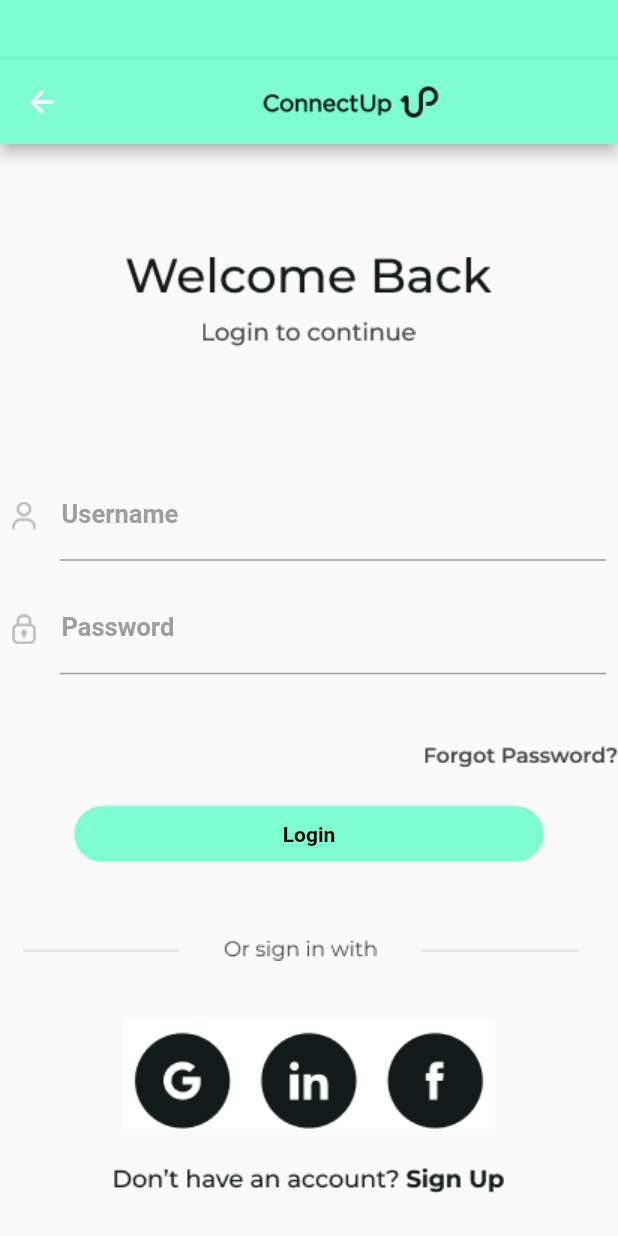
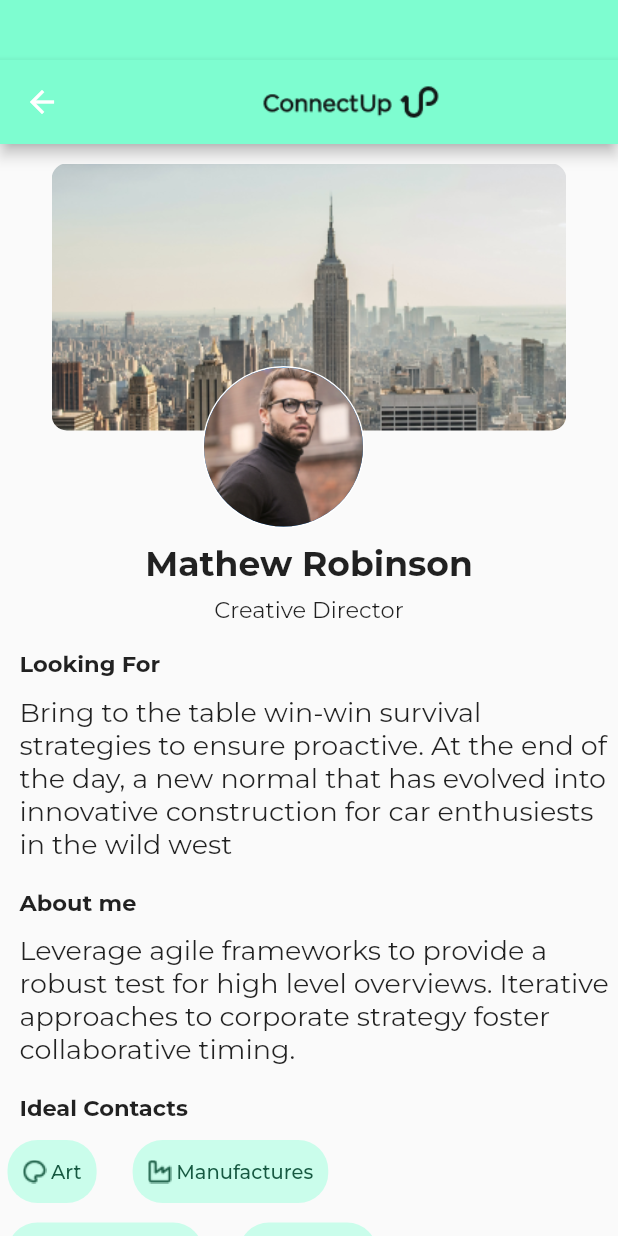
Before and after one commit to V4TSAL/flutterPractise, a Flutter app: the LoginPage screen opened directly, after a tap on "Login", on a phone screen of 412 x 824 dp. Run offline on Flutter 3.47's test engine with Material 2 defaults, Android fonts, the phone set to English and light mode, and no system bars; our stand-ins replace google_fonts.

Commit message:
home screen

```diff
--- a/lib/Widgets/button.dart
+++ b/lib/Widgets/button.dart
@@ -2,16 +2,16 @@ import 'package:first_task_s/welcome_back_page.dart';
 import 'package:flutter/material.dart';
 
 Widget ButtonCustom(BuildContext context,
-    double w, int a, int b, int c, double d, String t, bool ind, Function onclick) {
+    double wide, int rgb_a, int rgb_b, int rgb_c, double rgb_d, String button_text, bool ind, Function onclick) {
   return SizedBox(
-    width: w,
+    width: wide,
     height: 39,
     child: TextButton(
       onPressed: () {
         onclick();
       },
       child: Text(
-        "${t}",
+        "${button_text}",
         style: TextStyle(fontWeight: FontWeight.bold, color: Colors.black),
       ),
       style: ElevatedButton.styleFrom(
@@ -21,7 +21,7 @@ Widget ButtonCustom(BuildContext context,
                 ? BorderSide(color: Colors.black)
                 : BorderSide(color: Colors.white),
           ),
-          backgroundColor: Color.fromRGBO(a, b, c, d)),
+          backgroundColor: Color.fromRGBO(rgb_a, rgb_b, rgb_c, rgb_d)),
     ),
   );
 }
--- /dev/null
+++ b/lib/Widgets/custom_text.dart
@@ -0,0 +1,25 @@
+import 'package:flutter/material.dart';
+import 'package:google_fonts/google_fonts.dart';
+
+Widget CustomSmallText(String t) {
+  return (Container(
+    child: Padding(
+      padding: const EdgeInsets.only(left: 13, top: 13),
+      child: Align(
+          alignment: Alignment.bottomLeft,
+          child: Text(t,
+              style: GoogleFonts.montserrat(
+                  textStyle: const TextStyle(
+                      fontSize: 15, fontWeight: FontWeight.bold)))),
+    ),));
+}
+
+Widget CustomLargeText(String t) {
+  return (Container(
+    child: Padding(
+      padding: const EdgeInsets.only(left: 13.0, top: 13, bottom: 5),
+      child: Text(
+          t, style: GoogleFonts.montserrat(
+          textStyle: const TextStyle(fontSize: 18))),
+    ),));
+  }
--- /dev/null
+++ b/lib/Widgets/profilepic.dart
@@ -0,0 +1,25 @@
+import 'package:first_task_s/welcome_back_page.dart';
+import 'package:flutter/material.dart';
+
+Widget ProfilePicture() {
+  return (Stack(
+    children: [
+      Align(
+          alignment: Alignment.center,
+          child: ClipRRect(
+              borderRadius: BorderRadius.circular(10.0),
+              child: Image.asset("assets/images/buildings.png"))),
+      const Padding(
+        padding: EdgeInsets.only(top:135.0,left: 135.0,bottom: 10),
+        child: CircleAvatar(
+          radius: 54,
+          backgroundColor: Colors.white,
+          child: CircleAvatar(
+            radius: 53,
+            backgroundImage: AssetImage('assets/images/person.png'),
+          ),
+        ),
+      )
+    ],
+  ));
+}
--- a/lib/Widgets/radiobuttons.dart
+++ /dev/null
@@ -1,16 +0,0 @@
-import 'package:first_task_s/welcome_back_page.dart';
-import 'package:flutter/material.dart';
-
-Widget CustomRadioButtons(String t) {
-  return (Container(
-    child: RadioListTile(
-    title: Text("Male"),
-    value: "male",
-    groupValue: gender,
-    onChanged: (value) {
-      setState(() {
-        gender = value.toString();
-      });
-    },
-  ),);
-  }
--- /dev/null
+++ b/lib/Widgets/rectangle_text.dart
@@ -0,0 +1,29 @@
+import 'package:flutter/material.dart';
+import 'package:google_fonts/google_fonts.dart';
+
+Widget TextInRectangle(String t, String img) {
+  return Padding(
+    padding: const EdgeInsets.only(top:13.0, left: 5,right: 19),
+    child: (Container(
+        height: 42,
+        constraints: const BoxConstraints(
+          maxHeight: 100,
+        ),
+        child: Padding(
+          padding: const EdgeInsets.all(10.0),
+          child: Row(
+            children: [Image.asset("assets/icons/${img}"),
+              SizedBox(width: 3,),
+              Text(t,
+                  style: GoogleFonts.montserrat(
+                      textStyle: const TextStyle(
+                        color: const Color.fromRGBO(22, 89, 65, 1),
+                          fontSize: 13, fontWeight: FontWeight.w500))),
+            ],
+          ),
+        ),
+        decoration: BoxDecoration(
+            color: const Color.fromRGBO(202, 253, 235, 1),
+            borderRadius: BorderRadius.circular(20)))),
+  );
+}
--- /dev/null
+++ b/lib/home_page.dart
@@ -0,0 +1,57 @@
+import 'package:first_task_s/Widgets/apbar.dart';
+import 'package:first_task_s/Widgets/profilepic.dart';
+import 'package:first_task_s/Widgets/custom_text.dart';
+import 'package:first_task_s/Widgets/rectangle_text.dart';
+import 'package:flutter/material.dart';
+import 'package:google_fonts/google_fonts.dart';
+
+class HomePage extends StatefulWidget {
+  const HomePage({super.key});
+
+  @override
+  State<HomePage> createState() => _HomePageState();
+}
+
+class _HomePageState extends State<HomePage> {
+  @override
+  Widget build(BuildContext context) {
+    return Scaffold(
+      appBar: CustomAppBar(),
+      body: SingleChildScrollView(
+        child: Column(
+          children: [
+            const SizedBox(
+              height: 13,
+            ),
+            ProfilePicture(),
+            // Image.asset("assets/images/Mathew Robinson.png")
+            Text("Mathew Robinson",
+                style: GoogleFonts.montserrat(
+                    textStyle: const TextStyle(
+                        fontSize: 23, fontWeight: FontWeight.bold))),
+            const SizedBox(
+              height: 7,
+            ),
+            Text("Creative Director",
+                style: GoogleFonts.montserrat(
+                    textStyle: const TextStyle(fontSize: 15))),
+            const SizedBox(
+              height: 5,
+            ),
+            CustomSmallText("Looking For"),
+            CustomLargeText(
+                "Bring to the table win-win survival strategies to ensure proactive. At the end of the day, a new normal that has evolved into innovative construction for car enthusiests in the wild west "),
+            CustomSmallText("About me"),
+            CustomLargeText(
+              "Leverage agile frameworks to provide a robust test for high level overviews. Iterative approaches to corporate strategy foster collaborative timing.",),
+            CustomSmallText("Ideal Contacts"),
+            Row(children: [TextInRectangle("Art","art.png"),TextInRectangle("Manufactures","factory.png")],),
+            Row(children: [TextInRectangle("Programmers","gaming.png"),TextInRectangle("Gaming","gaming.png")],),
+            Row(children: [TextInRectangle("Advertising","advertising.png"),TextInRectangle("Construction","construction.png")],),
+            Row(children: [TextInRectangle("Crypto","crypto.png"),TextInRectangle("Finance","crypto.png")],)
+          ],
+        ),
+      ),
+    );
+  }
+}
--- a/lib/welcome_back_page.dart
+++ b/lib/welcome_back_page.dart
@@ -1,6 +1,9 @@
 import 'package:first_task_s/Widgets/apbar.dart';
 import 'package:first_task_s/Widgets/button.dart';
 import 'package:first_task_s/Widgets/textfield.dart';
+import 'package:first_task_s/fist_page.dart';
+import 'package:first_task_s/home_page.dart';
+import 'package:first_task_s/registartion_page.dart';
 import 'package:flutter/material.dart';
 
 class LoginPage extends StatefulWidget {
@@ -15,7 +18,8 @@ class _LoginPageState extends State<LoginPage> {
   Widget build(BuildContext context) {
     return Scaffold(
         appBar: CustomAppBar(),
-        body: Column(
+        body: SingleChildScrollView(
+          child: Column(
             children: [
               SizedBox(height: 75),
               Align(
@@ -32,21 +36,32 @@ class _LoginPageState extends State<LoginPage> {
               ),
               Padding(
                   padding: const EdgeInsets.all(8.0),
-              child: CustomTextField("Username","person_icon.png")),
+                  child: CustomTextField("Username", "person_icon.png")),
               Padding(
                   padding: const EdgeInsets.all(8.0),
-              child: CustomTextField("Password","lock_icon.png")),
-            SizedBox(height: 40,),
+                  child: CustomTextField("Password", "lock_icon.png")),
+              SizedBox(
+                height: 40,
+              ),
               Align(
                   alignment: Alignment.topRight,
                   child: Image.asset('assets/images/Forgot password_.png')),
               SizedBox(height: 25),
-            ButtonCustom(context, 315, 126, 253, 208, 1, "Login", false, ()=>{
-            Navigator.push(
+              ButtonCustom(
                   context,
-            MaterialPageRoute(builder: (context) => LoginPage()),
+                  295,
+                  126,
+                  253,
+                  208,
+                  1,
+                  "Login",
+                  false,
+                  () => {
+                        // Navigator.popUntil(context, ModalRoute.withName(Navigator.defaultRouteName)),
+                        Navigator.pushReplacement(
+                          context,
+                          MaterialPageRoute(builder: (context) => HomePage()),
                         )
-
                       }),
               SizedBox(
                 height: 36,
@@ -62,18 +77,21 @@ class _LoginPageState extends State<LoginPage> {
                     child: Image.asset("assets/images/Or sign in with.png"),
                   ),
                   Padding(
-                  padding: const EdgeInsets.all(15.0),
+                    padding: const EdgeInsets.all(5.0),
                     child: Image.asset("assets/images/Vector 2.png"),
                   )
                 ],
               ),
-            SizedBox(height: 25,),
+              SizedBox(
+                height: 25,
+              ),
               Image.asset("assets/images/img.png"),
               SizedBox(
                 height: 25,
               ),
               Image.asset("assets/images/Don’t have an account_ Sign Up.png")
             ],
+          ),
         ));
   }
 }
--- a/lib/welcoming_page.dart
+++ b/lib/welcoming_page.dart
@@ -19,11 +19,11 @@ class _LoginOrRegisterPageState extends State<LoginOrRegisterPage> {
       appBar: CustomAppBar(),
       body: Column(
         children: [
-          SizedBox(
+          const SizedBox(
             height: 96,
           ),
           Image.asset('assets/images/Group 80243.png'),
-          SizedBox(
+          const SizedBox(
             height: 65,
           ),
           ButtonCustom(context,295, 126, 253, 208, 1, "Login", false,(){
@@ -32,7 +32,7 @@ class _LoginOrRegisterPageState extends State<LoginOrRegisterPage> {
           MaterialPageRoute(builder: (context) => LoginPage()),
           );
           }),
-          SizedBox(
+          const SizedBox(
             height: 18,
           ),
           ButtonCustom(context,295, 255, 255, 255, 1, "Register", true,(){
--- a/pubspec.yaml
+++ b/pubspec.yaml
@@ -30,12 +30,12 @@ environment:
 dependencies:
   flutter:
     sdk: flutter
-
+  google_fonts: ^3.0.0
 
   # The following adds the Cupertino Icons font to your application.
   # Use with the CupertinoIcons class for iOS style icons.
   cupertino_icons: ^1.0.2
-
+  country_picker: ^2.0.20
 dev_dependencies:
   flutter_test:
     sdk: flutter
```
Also changed, not shown: assets/icons/advertising.png (added), assets/icons/art.png (added), assets/icons/construction.png (added), assets/icons/crypto.png (added), assets/icons/factory.png (added), assets/icons/gaming.png (added), assets/images/Creative Director.png (added), assets/images/Mathew Robinson.png (added), assets/images/buildings.png (added), assets/images/person.png (added), pubspec.lock, 1 other file. Lines whose indentation alone changed are shown as unchanged.
